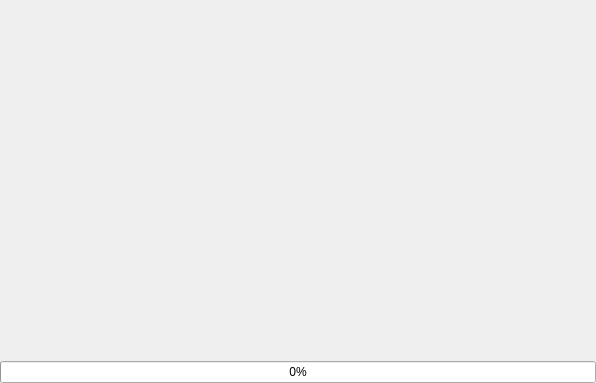
First picture: the form in CustomSplashScreen.ui, repository Das-Lieber/Simulator, before the edit.
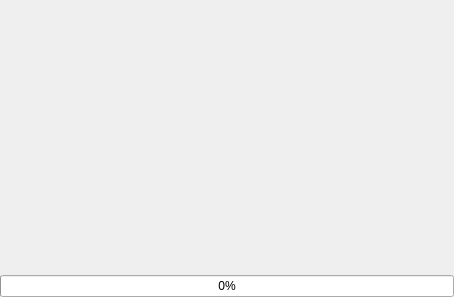
Second picture: the form after the edit.

```diff
--- a/CustomSplashScreen.ui
+++ b/CustomSplashScreen.ui
@@ -6,8 +6,8 @@
    <rect>
     <x>0</x>
     <y>0</y>
-    <width>596</width>
-    <height>383</height>
+    <width>454</width>
+    <height>297</height>
    </rect>
   </property>
   <property name="windowTitle">
```
